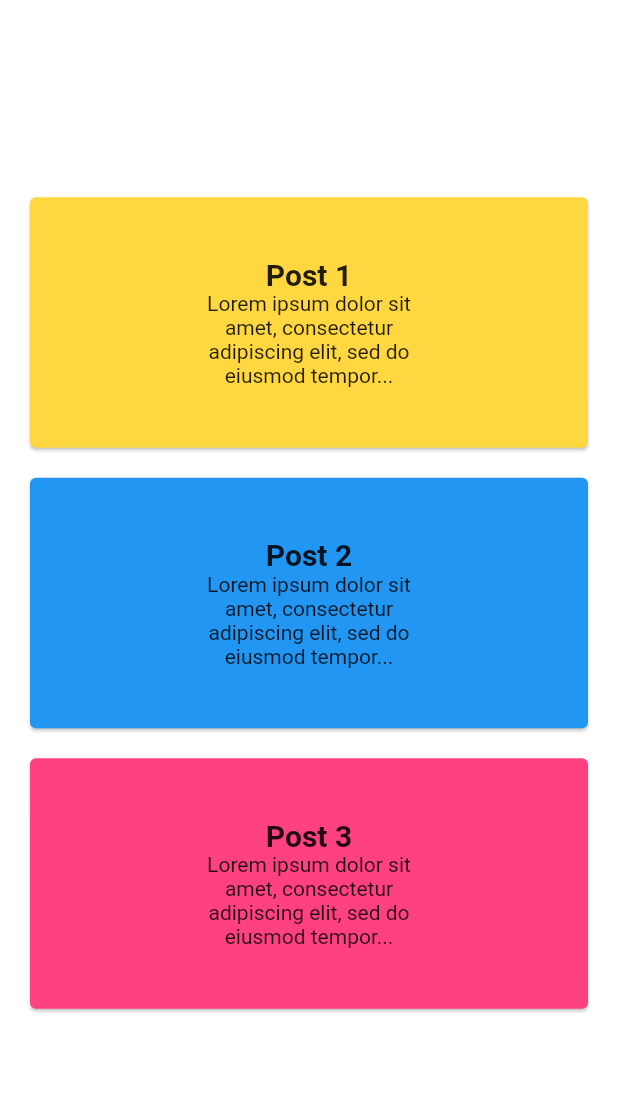
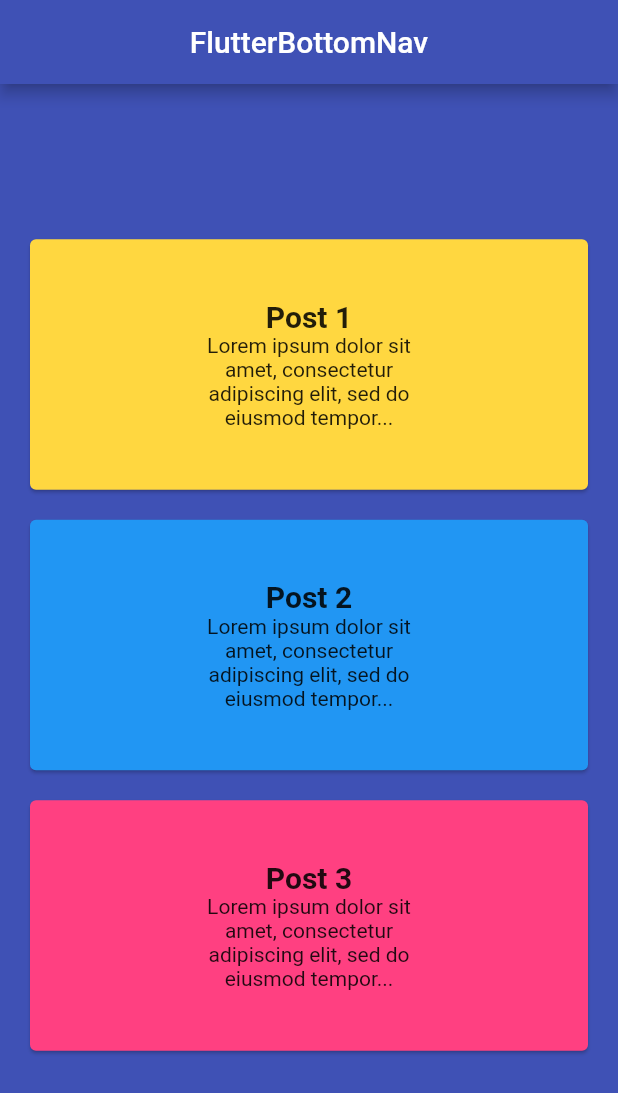
Before and after one commit to EhsanTgv/bottomNavigationTest, a Flutter app: the screen it shows after launch, on a phone screen of 412 x 824 dp. Shown: the top 1093 px of the screen. Run offline on Flutter 3.47's test engine with Material 2 defaults, Android fonts, the phone set to English and light mode, and no system bars; our stand-ins replace auto_route.

Commit message:
Change Routing in app globally

```diff
--- a/lib/home_page.dart
+++ b/lib/home_page.dart
@@ -1,3 +1,5 @@
+import 'package:auto_route/auto_route.dart';
+import 'package:bottom_navigation_test/routes/router.gr.dart';
 import 'package:flutter/material.dart';
 
 class HomePage extends StatelessWidget {
@@ -5,6 +7,19 @@ class HomePage extends StatelessWidget {
 
   @override
   Widget build(BuildContext context) {
-    return Container();
+    return AutoTabsScaffold(
+      appBarBuilder: (_, tabsRouter) => AppBar(
+        backgroundColor: Colors.indigo,
+        title: const Text('FlutterBottomNav'),
+        centerTitle: true,
+        leading: const AutoBackButton(),
+      ),
+      backgroundColor: Colors.indigo,
+      routes: const [
+        PostsRouter(),
+        UsersRouter(),
+        SettingsRouter(),
+      ],
+    );
   }
 }
--- a/lib/main.dart
+++ b/lib/main.dart
@@ -1,4 +1,4 @@
-import 'package:bottom_navigation_test/posts/posts_page.dart';
+import 'package:bottom_navigation_test/routes/router.gr.dart';
 import 'package:flutter/material.dart';
 
 void main() => runApp(const AppWidget());
@@ -8,10 +8,12 @@ class AppWidget extends StatelessWidget {
 
   @override
   Widget build(BuildContext context) {
-    return MaterialApp(
+    final _appRouter = AppRouter();
+    return MaterialApp.router(
       debugShowCheckedModeBanner: false,
-      title: 'Bottom Nav Bar with Nested Routing',
-      home: PostsPage(),
+      title: "Bottom Nav Bar with Nested Routing",
+      routerDelegate: _appRouter.delegate(),
+      routeInformationParser: _appRouter.defaultRouteParser(),
     );
   }
 }
--- a/lib/posts/single_post_page.dart
+++ b/lib/posts/single_post_page.dart
@@ -1,3 +1,4 @@
+import 'package:auto_route/annotations.dart';
 import 'package:bottom_navigation_test/data/app_data.dart';
 import 'package:flutter/material.dart';
 
@@ -5,7 +6,7 @@ class SinglePostPage extends StatelessWidget {
   final int postId;
   const SinglePostPage({
     Key? key,
-    required this.postId,
+    @PathParam() required this.postId,
   }) : super(key: key);
 
   @override
--- a/lib/routes/router.dart
+++ b/lib/routes/router.dart
@@ -45,7 +45,7 @@ import 'package:bottom_navigation_test/users/users_page.dart';
         ),
         AutoRoute(
           path: 'settings',
-          name: 'SettingsPage',
+          name: 'SettingsRouter',
           page: SettingsPage,
         ),
       ],
--- a/lib/users/user_profile_page.dart
+++ b/lib/users/user_profile_page.dart
@@ -1,3 +1,4 @@
+import 'package:auto_route/annotations.dart';
 import 'package:bottom_navigation_test/data/app_data.dart';
 import 'package:bottom_navigation_test/widgets.dart';
 import 'package:flutter/material.dart';
@@ -6,7 +7,7 @@ class UserProfilePage extends StatelessWidget {
   final int userId;
   const UserProfilePage({
     Key? key,
-    required this.userId,
+    @PathParam() required this.userId,
   }) : super(key: key);
 
   @override
--- a/pubspec.yaml
+++ b/pubspec.yaml
@@ -10,6 +10,7 @@ dependencies:
     sdk: flutter
   cupertino_icons: ^1.0.2
   auto_route: ^3.0.4
+  salomon_bottom_bar: ^3.1.0
 
 dev_dependencies:
   flutter_test:
@@ -17,6 +18,6 @@ dev_dependencies:
   flutter_lints: ^1.0.0
   auto_route_generator: ^3.0.1
   build_runner: ^2.1.4
-  salomon_bottom_bar: ^3.1.0
+
 flutter:
   uses-material-design: true
```
Also changed, not shown: lib/routes/router.gr.dart (added), pubspec.lock.
